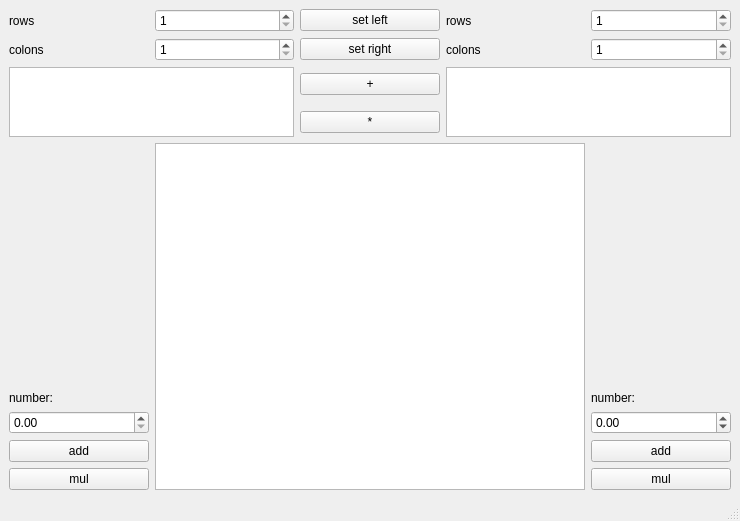
Before: the Qt Designer form Lab7/mainwindow.ui in MrPipiKado/OOP, drawn with Qt 5.
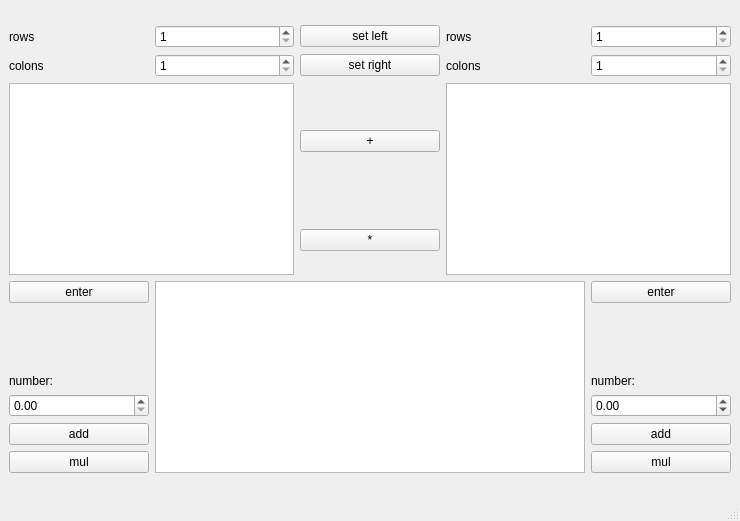
After: the same form once the commit is applied.

Patch:
```diff
--- a/Lab7/mainwindow.ui
+++ b/Lab7/mainwindow.ui
@@ -74,7 +74,14 @@
        </widget>
       </item>
       <item row="2" column="0" rowspan="2" colspan="2">
-       <widget class="QTableWidget" name="input_1"/>
+       <widget class="QTableWidget" name="input_1">
+        <property name="sizePolicy">
+         <sizepolicy hsizetype="MinimumExpanding" vsizetype="MinimumExpanding">
+          <horstretch>0</horstretch>
+          <verstretch>0</verstretch>
+         </sizepolicy>
+        </property>
+       </widget>
       </item>
       <item row="2" column="2">
        <widget class="QPushButton" name="add">
@@ -84,7 +91,14 @@
        </widget>
       </item>
       <item row="2" column="3" rowspan="2" colspan="2">
-       <widget class="QTableWidget" name="input_2"/>
+       <widget class="QTableWidget" name="input_2">
+        <property name="sizePolicy">
+         <sizepolicy hsizetype="MinimumExpanding" vsizetype="MinimumExpanding">
+          <horstretch>0</horstretch>
+          <verstretch>0</verstretch>
+         </sizepolicy>
+        </property>
+       </widget>
       </item>
       <item row="3" column="2">
        <widget class="QPushButton" name="mul">
@@ -94,7 +108,14 @@
        </widget>
       </item>
       <item row="4" column="1" colspan="3">
-       <widget class="QTextEdit" name="output"/>
+       <widget class="QTextEdit" name="output">
+        <property name="sizePolicy">
+         <sizepolicy hsizetype="Preferred" vsizetype="Fixed">
+          <horstretch>0</horstretch>
+          <verstretch>0</verstretch>
+         </sizepolicy>
+        </property>
+       </widget>
       </item>
       <item row="0" column="2">
        <widget class="QPushButton" name="set_1">
@@ -112,6 +133,13 @@
       </item>
       <item row="4" column="0">
        <layout class="QVBoxLayout" name="verticalLayout">
+        <item>
+         <widget class="QPushButton" name="enter_1">
+          <property name="text">
+           <string>enter</string>
+          </property>
+         </widget>
+        </item>
         <item>
          <widget class="QLabel" name="label_5">
           <property name="text">
@@ -143,6 +171,13 @@
       </item>
       <item row="4" column="4">
        <layout class="QVBoxLayout" name="verticalLayout_2">
+        <item>
+         <widget class="QPushButton" name="enter_2">
+          <property name="text">
+           <string>enter</string>
+          </property>
+         </widget>
+        </item>
         <item>
          <widget class="QLabel" name="label_6">
           <property name="text">
```
